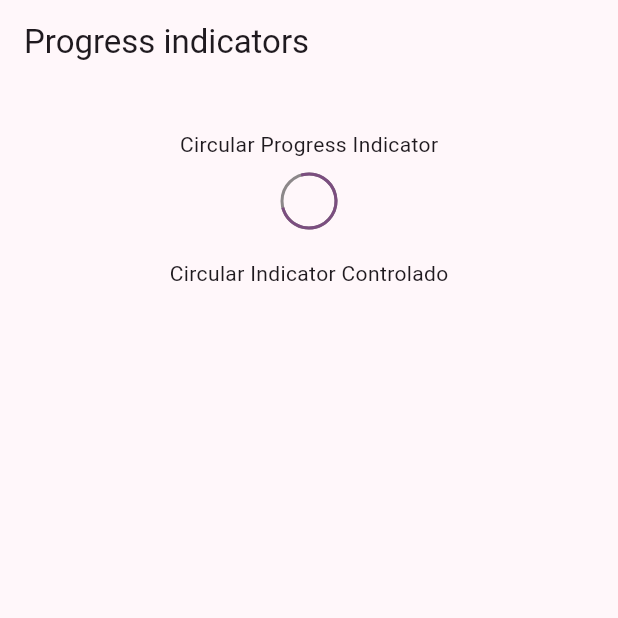
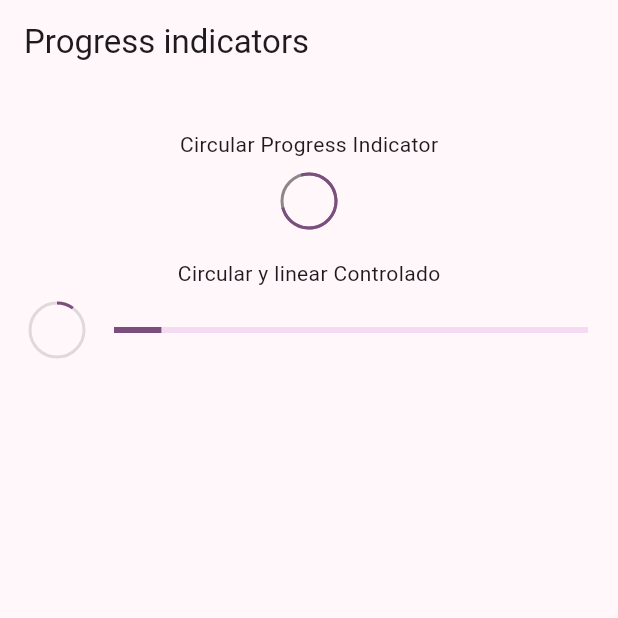
Before and after one commit to RG-HC/widgets_app, a Flutter app: the ProgressScreen screen opened by its route, on a phone screen of 412 x 824 dp, the top half of it. Run offline on Flutter 3.47's test engine with Material 2 defaults, Android fonts, the phone set to English and light mode, and no system bars; our stand-ins replace go_router.

Commit message:
Linear y Circular Progress Contrilados

```diff
--- a/lib/presentation/screens/progress/progress_screen.dart
+++ b/lib/presentation/screens/progress/progress_screen.dart
@@ -1,7 +1,6 @@
 import 'package:flutter/material.dart';
 
 class ProgressScreen extends StatelessWidget {
-
   static const name = 'progress_screen';
 
   const ProgressScreen({super.key});
@@ -24,15 +23,17 @@ class _ProgressView extends StatelessWidget {
   Widget build(BuildContext context) {
     return const Center(
       child: Column(
-        children:  [
+        children: [
           SizedBox(height: 30),
           Text('Circular Progress Indicator'),
           SizedBox(height: 10),
-          CircularProgressIndicator(strokeWidth: 2, backgroundColor: Colors.black45),
-
+          CircularProgressIndicator(
+              strokeWidth: 2, backgroundColor: Colors.black45),
           SizedBox(height: 20),
-          Text('Circular Indicator Controlado'),
-          SizedBox(height: 10,),
+          Text('Circular y linear Controlado'),
+          SizedBox(
+            height: 10,
+          ),
           _ControllerProgressIndicator()
         ],
       ),
@@ -45,6 +46,32 @@ class _ControllerProgressIndicator extends StatelessWidget {
 
   @override
   Widget build(BuildContext context) {
-    return Container();
+    return StreamBuilder(
+        stream: Stream.periodic(const Duration(milliseconds: 300), (value) {
+          return (value * 2) / 100;
+        }).takeWhile((value) => value < 100),
+        builder: (context, snapshot) {
+          final progressValue = snapshot.data ?? 0;
+
+          return Padding(
+              padding: const EdgeInsets.symmetric(horizontal: 20),
+              child: Row(
+                mainAxisAlignment: MainAxisAlignment.center,
+                children: [
+                  CircularProgressIndicator(
+                    value: progressValue,
+                    strokeWidth: 2,
+                    backgroundColor: Colors.black12,
+                  ),
+                  const SizedBox(
+                    width: 20,
+                  ),
+                  Expanded(
+                      child: LinearProgressIndicator(
+                    value: progressValue,
+                  ))
+                ],
+              ));
+        });
   }
 }
```
